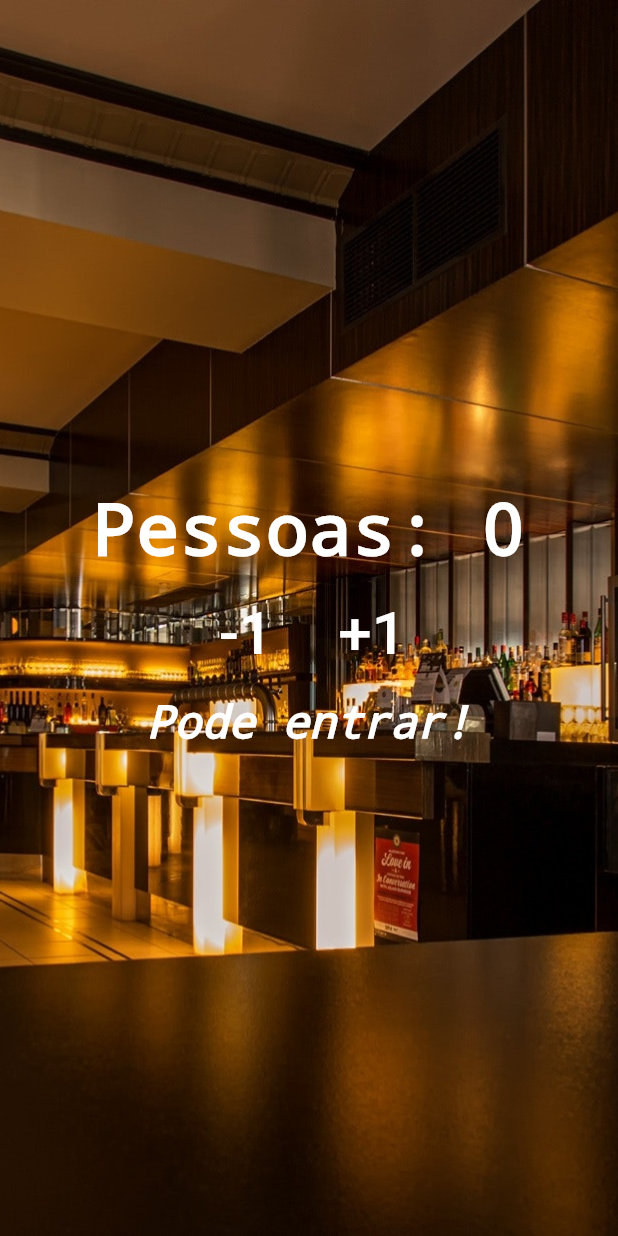
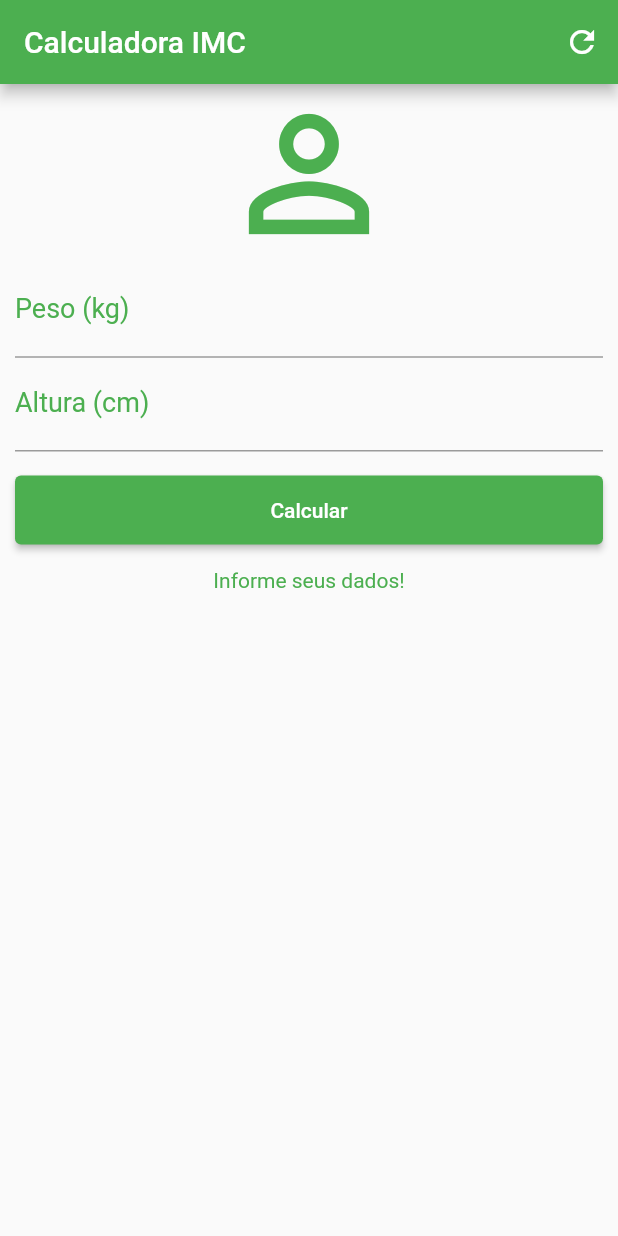
Before and after one commit to pedrocarlos-ti/flutter-course, a Flutter app: the screen it shows after launch, on a phone screen of 412 x 824 dp. Run offline on Flutter 3.47's test engine with Material 2 defaults, Android fonts, the phone set to English and light mode, and no system bars.

Commit message:
add: project 02 icm calculator :tada:

```diff
--- a/lib/main.dart
+++ b/lib/main.dart
@@ -1,10 +1,7 @@
 import 'package:flutter/material.dart';
-import 'package:flutter/widgets.dart';
 
 void main() {
-  runApp(
-    MaterialApp(title: "Contador de Pessoas", home: Home()),
-  );
+  runApp(MaterialApp(home: Home()));
 }
 
 class Home extends StatefulWidget {
@@ -15,80 +12,136 @@ class Home extends StatefulWidget {
 }
 
 class _HomeState extends State<Home> {
-  int _people = 0;
-  String _infoText = 'Pode entrar!';
+  TextEditingController weightController = TextEditingController();
+  TextEditingController heightController = TextEditingController();
 
-  void _changePeople(int delta) {
+  GlobalKey<FormState> _formKey = GlobalKey<FormState>();
+
+  String _infoText = "Informe seus dados!";
+
+  // Minimize the keyboard
+  void _hideKeyboard(BuildContext context) {
+    FocusScopeNode currentFocus = FocusScope.of(context);
+    if (!currentFocus.hasPrimaryFocus) {
+      currentFocus.unfocus();
+    }
+  }
+
+  void _resetFields() {
+    weightController.text = "";
+    heightController.text = "";
     setState(() {
-      _people += delta;
+      _infoText = "Informe seus dados!";
+      _formKey = GlobalKey<FormState>();
+    });
+  }
 
-      if (_people < 0) {
-        _infoText = 'Só tem 👻..';
-      } else {
-        _infoText = 'Pode entrar!';
+  void _calculate() {
+    setState(() {
+      double weight = double.parse(weightController.text);
+      double height = double.parse(heightController.text) / 100;
+      double imc = weight / (height * height);
+
+      if (imc < 18.6) {
+        _infoText = "Abaixo do Peso (${imc.toStringAsPrecision(4)})";
+      } else if (imc >= 18.6 && imc < 24.9) {
+        _infoText = "Peso Ideal (${imc.toStringAsPrecision(4)})";
+      } else if (imc >= 24.9 && imc < 29.9) {
+        _infoText = "Levemente Acima do Peso (${imc.toStringAsPrecision(4)})";
+      } else if (imc >= 29.9 && imc < 34.9) {
+        _infoText = "Obesidade Grau I (${imc.toStringAsPrecision(4)})";
+      } else if (imc >= 34.9 && imc < 39.9) {
+        _infoText = "Obesidade Grau II (${imc.toStringAsPrecision(4)})";
+      } else if (imc >= 40) {
+        _infoText = "Obesidade Grau III (${imc.toStringAsPrecision(4)})";
       }
     });
   }
 
   @override
   Widget build(BuildContext context) {
-    return Stack(
-      children: [
-        Image.asset(
-          'images/restaurant.jpeg',
-          fit: BoxFit.cover,
-          height: 1000,
+    return GestureDetector(
+      onTap: () => _hideKeyboard(context),
+      child: Scaffold(
+        // resizeToAvoidBottomInset: false,
+        appBar: AppBar(
+          title: Text('Calculadora IMC'),
+          backgroundColor: Colors.green,
+          actions: [
+            IconButton(onPressed: _resetFields, icon: Icon(Icons.refresh))
+          ],
         ),
-        Column(
-          mainAxisAlignment: MainAxisAlignment.center,
-          children: <Widget>[
-            Text(
-              'Pessoas: $_people',
-              style: TextStyle(
-                  color: Colors.white,
-                  fontWeight: FontWeight.bold,
-                  decoration: TextDecoration.none),
-            ),
-            Row(
-              mainAxisAlignment: MainAxisAlignment.center,
+        body: SingleChildScrollView(
+          padding: EdgeInsets.fromLTRB(10, 0, 10, 0),
+          child: Form(
+            key: _formKey,
+            child: Column(
+              crossAxisAlignment: CrossAxisAlignment.stretch,
               children: <Widget>[
+                Icon(
+                  Icons.person_outline,
+                  size: 120,
+                  color: Colors.green,
+                ),
+                TextFormField(
+                  controller: weightController,
+                  keyboardType: TextInputType.number,
+                  textInputAction: TextInputAction.next,
+                  validator: (value) {
+                    if (value == null || value.isEmpty) {
+                      return "Ensira seu Peso!";
+                    }
+                  },
+                  decoration: InputDecoration(
+                    labelText: 'Peso (kg)',
+                    labelStyle: TextStyle(color: Colors.green),
+                  ),
+                  textAlign: TextAlign.center,
+                  style: TextStyle(color: Colors.green, fontSize: 18),
+                ),
+                TextFormField(
+                  controller: heightController,
+                  keyboardType: TextInputType.number,
+                  textInputAction: TextInputAction.done,
+                  validator: (value) {
+                    if (value == null || value.isEmpty) {
+                      return "Ensira sua altura!";
+                    }
+                  },
+                  decoration: InputDecoration(
+                    labelText: 'Altura (cm)',
+                    labelStyle: TextStyle(color: Colors.green),
+                  ),
+                  textAlign: TextAlign.center,
+                  style: TextStyle(color: Colors.green, fontSize: 18),
+                ),
                 Padding(
-                  padding: EdgeInsets.all(10),
-                  child: TextButton(
+                  padding: const EdgeInsets.only(top: 15, bottom: 15),
+                  child: ElevatedButton(
                     onPressed: () {
-                      _changePeople(-1);
+                      if (_formKey.currentState!.validate()) {
+                        _calculate();
+                      }
                     },
-                    child: Text(
-                      '-1',
-                      style: TextStyle(fontSize: 40, color: Colors.white),
+                    child: Padding(
+                      padding: EdgeInsets.all(15.0),
+                      child: Text('Calcular'),
                     ),
+                    style: ButtonStyle(
+                        backgroundColor:
+                            MaterialStateProperty.all(Colors.green)),
                   ),
                 ),
-                Padding(
-                  padding: EdgeInsets.all(10),
-                  child: TextButton(
-                    onPressed: () {
-                      _changePeople(1);
-                    },
-                    child: Text(
-                      '+1',
-                      style: TextStyle(fontSize: 40, color: Colors.white),
-                    ),
-                  ),
+                Text(
+                  _infoText,
+                  textAlign: TextAlign.center,
+                  style: TextStyle(color: Colors.green),
                 )
               ],
             ),
-            Text(
-              _infoText,
-              style: TextStyle(
-                  color: Colors.white,
-                  fontSize: 30,
-                  fontStyle: FontStyle.italic,
-                  decoration: TextDecoration.none),
-            )
-          ],
+          ),
         ),
-      ],
+      ),
     );
   }
 }
```
